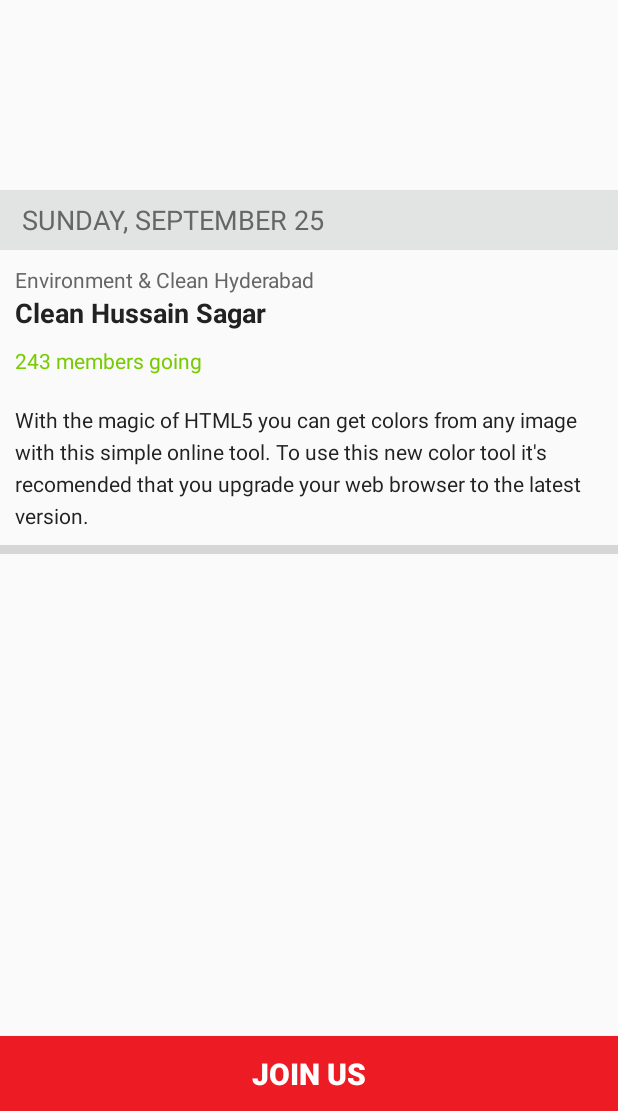
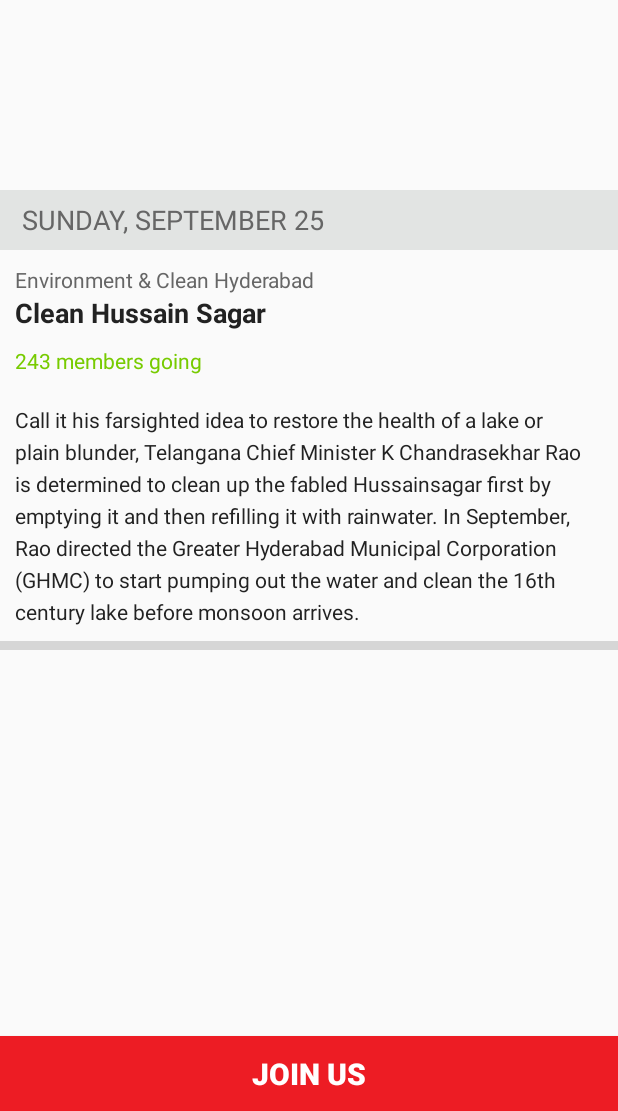
Before and after one commit to priymaha/GHMC, an Android app: the EventDetailActivity screen opened directly, with no data from a screen before it, on a phone screen of 412 x 824 dp, the part 125-1236 px from its top. Run offline under Robolectric (Android 15) with nearby library versions, the phone set to English and light mode, and no system bars; our stand-ins replace Picasso; pictures from the network do not load; grey boxes are pictures that could not be loaded.

Commit message:
Updated event detail
Updated event detail

```diff
--- a/app/src/main/java/com/example/priyanka/SmartCitizen/viewbinder/activity/GrievanceStatusActivityVB.java
+++ b/app/src/main/java/com/example/priyanka/SmartCitizen/viewbinder/activity/GrievanceStatusActivityVB.java
@@ -58,7 +58,6 @@ public class GrievanceStatusActivityVB extends BaseActivityViewBinder implements
         }
         activity.getSupportActionBar().setDisplayOptions(ActionBar.DISPLAY_SHOW_CUSTOM);
         activity.getSupportActionBar().setCustomView(R.layout.status_layout);
-//        activity.getSupportActionBar().setBackgroundDrawable(activity.getResources().getDrawable(R.drawable.ico_cam));
         activity.getSupportActionBar().getCustomView().findViewById(R.id.customIv).setOnClickListener(new View.OnClickListener() {
 
             @Override
--- a/app/src/main/res/layout/activity_event_detail.xml
+++ b/app/src/main/res/layout/activity_event_detail.xml
@@ -90,7 +90,7 @@
                 android:layout_height="wrap_content"
                 android:lineSpacingExtra="5dp"
                 android:padding="10dp"
-                android:text="With the magic of HTML5 you can get colors from any image with this simple online tool. To use this new color tool it's recomended that you upgrade your web browser to the latest version."
+                android:text="Call it his farsighted idea to restore the health of a lake or plain blunder, Telangana Chief Minister K Chandrasekhar Rao is determined to clean up the fabled Hussainsagar first by emptying it and then refilling it with rainwater. In September, Rao directed the Greater Hyderabad Municipal Corporation (GHMC) to start pumping out the water and clean the 16th century lake before monsoon arrives."
                 android:textColor="#222222" />
 
             <ImageView
```
